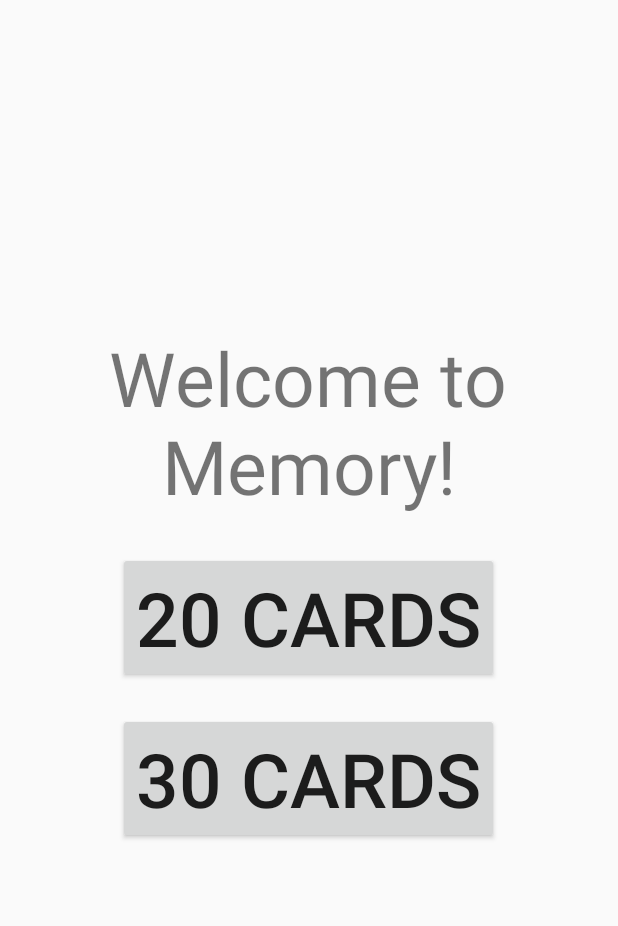
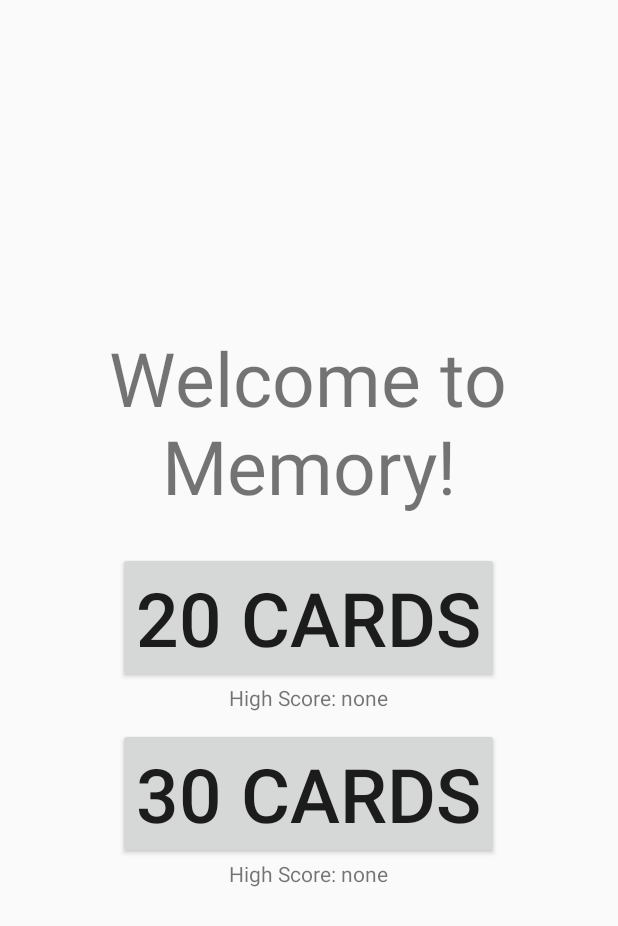
Before and after one commit to youngethan4/All-In-One, an Android app: the MemoryActivity screen opened directly, with no data from a screen before it, on a phone screen of 412 x 824 dp. Shown: the top 926 px of the screen. Run offline under Robolectric (Android 15) with nearby library versions, the phone set to English and light mode, and no system bars.

Commit message:
Sprint 2: added high score

```diff
--- a/app/src/main/java/com/example/ethanman04/memory/MemoryActivity.java
+++ b/app/src/main/java/com/example/ethanman04/memory/MemoryActivity.java
@@ -1,13 +1,19 @@
 package com.example.ethanman04.memory;
 
 import android.content.Intent;
+import android.content.SharedPreferences;
+import android.preference.PreferenceManager;
 import android.support.v7.app.AppCompatActivity;
 import android.os.Bundle;
 import android.view.View;
 import android.widget.Button;
+import android.widget.TextView;
 
 import com.example.ethanman04.allone.AppActivity;
+import com.example.ethanman04.allone.PreferenceKeys;
 import com.example.ethanman04.allone.R;
+
+import java.util.Locale;
 
 public class MemoryActivity extends AppCompatActivity {
 
@@ -15,6 +21,8 @@ public class MemoryActivity extends AppCompatActivity {
     protected void onCreate(Bundle savedInstanceState) {
         super.onCreate(savedInstanceState);
         setContentView(R.layout.activity_memory);
+
+        setHighScore();
 
         Button b = findViewById(R.id.memory_button1);
         Button b2 = findViewById(R.id.memory_button2);
@@ -45,4 +53,35 @@ public class MemoryActivity extends AppCompatActivity {
         startActivity(intent);
     }
 
+    private void setHighScore() {
+        SharedPreferences sp = PreferenceManager.getDefaultSharedPreferences(this);
+        long highScore30 = sp.getLong(PreferenceKeys.MEMORY_HIGH_SCORE_30, 0);
+        long highScore20 = sp.getLong(PreferenceKeys.MEMORY_HIGH_SCORE_20, 0);
+        TextView hs30 = findViewById(R.id.memory_high_score_30);
+        TextView hs20 = findViewById(R.id.memory_high_score_20);
+
+        if (highScore20 == 0.0) {
+            hs20.setText("High Score: none");
+        }
+        else {
+            String str20 = millisToString(highScore20);
+            hs20.setText(str20);
+        }
+        if (highScore30 == 0.0) {
+            hs30.setText("High Score: none");
+        }
+        else {
+            String str30 = millisToString(highScore30);
+            hs30.setText(str30);
+        }
+
+    }
+
+    private String millisToString(long millis) {
+        int seconds = (int) (millis / 1000);
+        int minutes = seconds / 60;
+        seconds = seconds % 60;
+        String setTextTimer = "High Score: " + minutes + ":" + String.format(Locale.ENGLISH,"%02d", seconds);
+        return setTextTimer;
+    }
 }
--- a/app/src/main/res/layout/activity_memory.xml
+++ b/app/src/main/res/layout/activity_memory.xml
@@ -26,13 +26,30 @@
         android:layout_height="wrap_content"
         android:text="20 Cards" />
 
+    <TextView
+        android:id="@+id/memory_high_score_20"
+        android:layout_width="wrap_content"
+        android:layout_height="wrap_content"
+        android:layout_below="@+id/memory_button1"
+        android:layout_centerHorizontal="true"
+        android:text="TextView" />
+
     <Button
         android:id="@+id/memory_button2"
         android:layout_width="wrap_content"
         android:layout_height="wrap_content"
         android:layout_below="@+id/memory_button1"
-        android:layout_marginTop="20dp"
+        android:layout_marginTop="30dp"
         android:layout_centerHorizontal="true"
         android:textSize="50sp"
         android:text="30 Cards" />
+
+
+    <TextView
+        android:id="@+id/memory_high_score_30"
+        android:layout_width="wrap_content"
+        android:layout_height="wrap_content"
+        android:layout_below="@+id/memory_button2"
+        android:layout_centerHorizontal="true"
+        android:text="TextView" />
 </RelativeLayout>
```
Also changed, not shown: app/src/main/java/com/example/ethanman04/allone/PreferenceKeys.java (added, +8 -0 lines), app/src/main/java/com/example/ethanman04/memory/MemoryGridActivity.java (+54 -11 lines), 2 other files.
